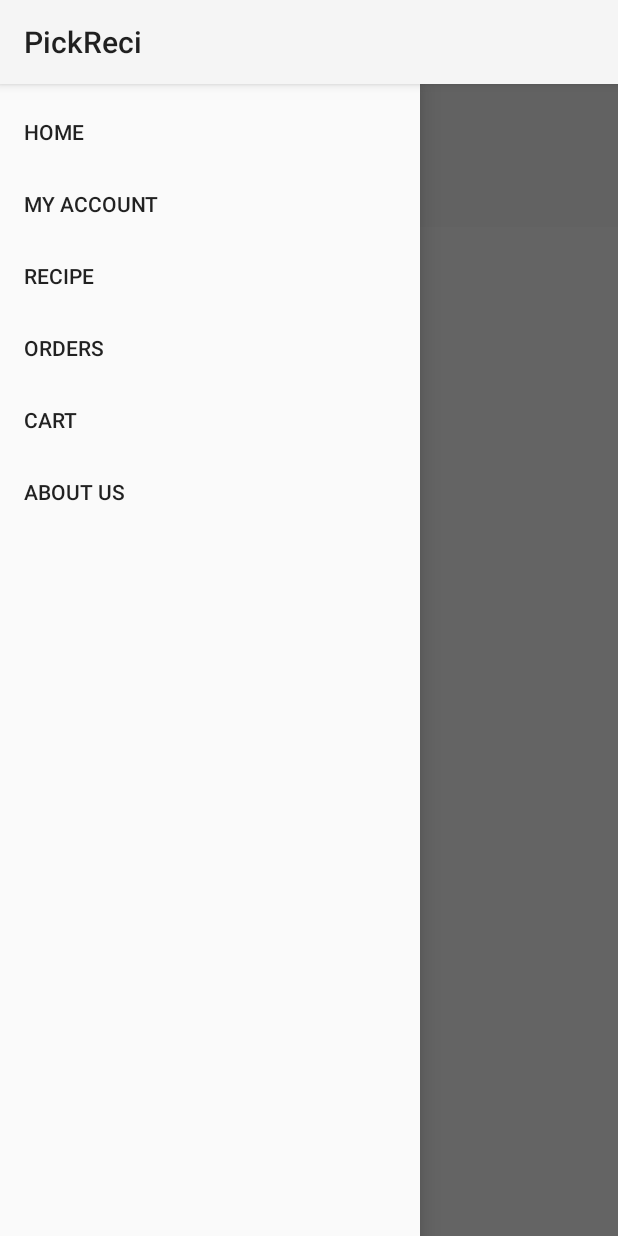
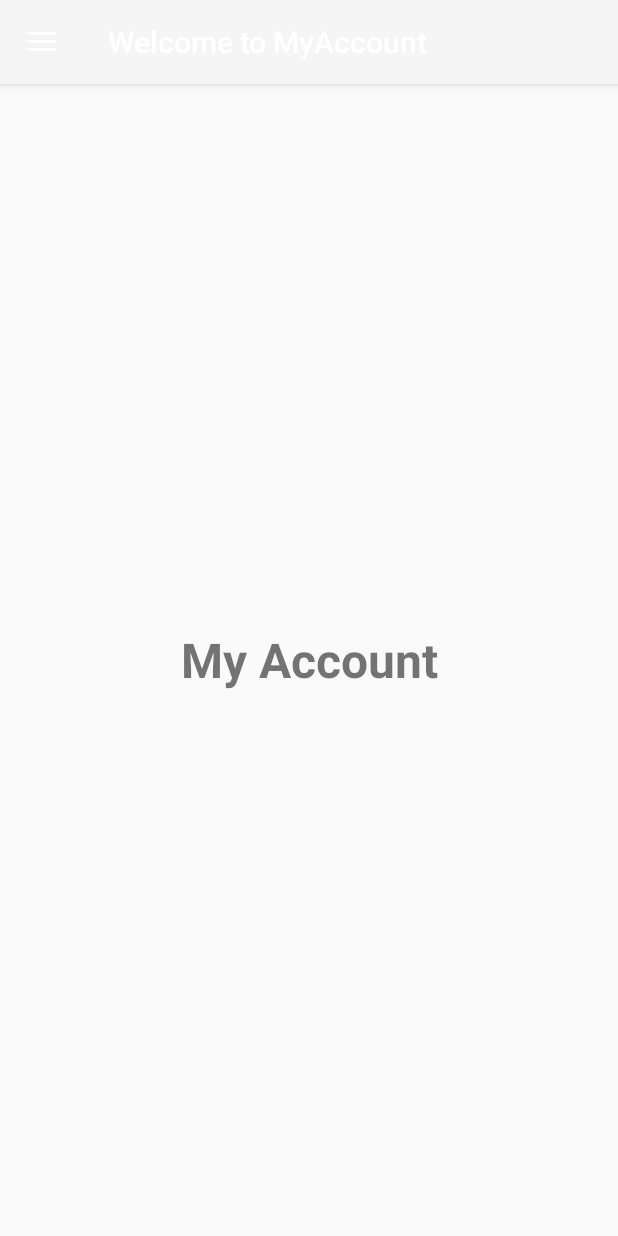
Before and after one commit to Manweol/PickReci, an Android app: the screen it shows after launch (MainActivity), in the side drawer, after a tap on "MY ACCOUNT", on a phone screen of 412 x 824 dp. Run offline under Robolectric (Android 15) with nearby library versions, the phone set to English and light mode, and no system bars; our stand-ins replace navigation-ui.

Commit message:
Navigation with Fragments

```diff
--- a/app/src/main/AndroidManifest.xml
+++ b/app/src/main/AndroidManifest.xml
@@ -8,7 +8,7 @@
         android:label="@string/app_name"
         android:roundIcon="@mipmap/ic_launcher_round"
         android:supportsRtl="true"
-        android:theme="@style/Theme.PickReci">
+        android:theme="@style/Theme.AppCompat.Light.NoActionBar">
         <activity android:name=".MainActivity">
             <intent-filter>
                 <action android:name="android.intent.action.MAIN" />
--- a/app/src/main/java/com/android/example/pickreci/MainActivity.kt
+++ b/app/src/main/java/com/android/example/pickreci/MainActivity.kt
@@ -2,32 +2,87 @@ package com.android.example.pickreci
 
 import androidx.appcompat.app.AppCompatActivity
 import android.os.Bundle
+import android.view.MenuItem
+import android.widget.Toast
+import androidx.appcompat.app.ActionBarDrawerToggle
 import androidx.appcompat.widget.Toolbar
+import androidx.core.view.GravityCompat
+import androidx.drawerlayout.widget.DrawerLayout
 import androidx.navigation.NavController
 import androidx.navigation.Navigation
+import androidx.navigation.findNavController
+import androidx.navigation.ui.AppBarConfiguration
 import androidx.navigation.ui.NavigationUI
+import androidx.navigation.ui.NavigationUI.setupWithNavController
+import androidx.navigation.ui.setupActionBarWithNavController
+import androidx.navigation.ui.setupWithNavController
 import com.google.android.material.navigation.NavigationView
 
-class MainActivity : AppCompatActivity() {
 
-    private lateinit var navController: NavController
+class MainActivity : AppCompatActivity(), NavigationView.OnNavigationItemSelectedListener {
+
+    lateinit var toolbar: Toolbar
+    lateinit var drawerLayout: DrawerLayout
     lateinit var navView: NavigationView
-    lateinit var toolbar: Toolbar
+
+    private lateinit var appBarConfiguration: AppBarConfiguration
 
     override fun onCreate(savedInstanceState: Bundle?) {
         super.onCreate(savedInstanceState)
         setContentView(R.layout.activity_main)
 
-
+        toolbar = findViewById(R.id.toolbar)
         setSupportActionBar(toolbar)
 
-        navController = Navigation.findNavController(this, R.id.fragment)
+        drawerLayout = findViewById(R.id.drawer_layout)
 
         navView = findViewById(R.id.nav_view)
-        NavigationUI.setupWithNavController(nav_view,navController)
-        NavigationUI.setupActionBarWithNavController(this,navController,drawer_layout)
+
+        val toggle = ActionBarDrawerToggle(
+            this, drawerLayout, toolbar, 0, 0)
+
+        drawerLayout.addDrawerListener(toggle)
+        toggle.syncState()
+
+        navView.setNavigationItemSelectedListener(this)
+
+
+        val drawerLayout: DrawerLayout = findViewById(R.id.drawer_layout)
+        val navView: NavigationView = findViewById(R.id.nav_view)
+        val navController = findNavController(R.id.nav_fragment)
+        // Passing each menu ID as a set of Ids because each
+        // menu should be considered as top level destinations.
+        appBarConfiguration = AppBarConfiguration(setOf(
+            R.id.nav_home, R.id.nav_myaccount,  R.id.nav_recipe, R.id.nav_orders, R.id.nav_cart, R.id.nav_aboutus), drawerLayout)
+        setupActionBarWithNavController(navController, appBarConfiguration)
+        navView.setupWithNavController(navController)
+
 
     }
 
+    override fun onNavigationItemSelected(item: MenuItem): Boolean {
+        when(item.itemId){
+            R.id.nav_home -> {
+                Toast.makeText(this, "Home Clicked", Toast.LENGTH_SHORT).show()
+            }
+            R.id.nav_myaccount -> {
+                Toast.makeText(this, "My Account Clicked", Toast.LENGTH_SHORT).show()
+            }
+            R.id.nav_recipe -> {
+                Toast.makeText(this, "Recipe Clicked", Toast.LENGTH_SHORT).show()
+            }
+            R.id.nav_orders -> {
+                Toast.makeText(this, "Orders Clicked", Toast.LENGTH_SHORT).show()
+            }
+            R.id.nav_cart -> {
+                Toast.makeText(this, "Cart Clicked", Toast.LENGTH_SHORT).show()
+            }
+            R.id.nav_aboutus -> {
+                Toast.makeText(this, "About Us Clicked", Toast.LENGTH_SHORT).show()
+            }
+        }
+        drawerLayout.closeDrawer(GravityCompat.START)
+        return true
+    }
 
 }
--- a/app/src/main/res/layout/activity_main.xml
+++ b/app/src/main/res/layout/activity_main.xml
@@ -6,30 +6,14 @@
     android:id="@+id/drawer_layout"
     android:layout_width="match_parent"
     android:layout_height="match_parent"
-    tools:context=".MainActivity">
+    android:fitsSystemWindows="true"
+    tools:openDrawer="start">
 
-<LinearLayout
-    android:layout_width="match_parent"
-    android:layout_height="match_parent"
-    android:orientation="vertical">
+    <include
+        layout="@layout/content_main"
+        android:layout_width="match_parent"
+        android:layout_height="match_parent" />
 
-    <androidx.appcompat.widget.Toolbar
-        android:id="@+id/toolbar"
-        android:layout_width="match_parent"
-        android:layout_height="95dp"
-        android:background="?attr/colorPrimary"
-        android:minHeight="?attr/actionBarSize"
-        android:theme="?attr/actionBarTheme" />
-
-    <fragment
-        android:id="@+id/fragment"
-        android:name="androidx.navigation.fragment.NavHostFragment"
-        android:layout_width="match_parent"
-        android:layout_height="match_parent"
-        app:defaultNavHost="true"
-        app:navGraph="@navigation/navigation_graph" />
-
-</LinearLayout>
     <com.google.android.material.navigation.NavigationView
         android:id="@+id/nav_view"
         android:layout_width="wrap_content"
@@ -37,5 +21,4 @@
         android:layout_gravity="start"
         android:fitsSystemWindows="true"
         app:menu="@menu/nav_menu"/>
-
 </androidx.drawerlayout.widget.DrawerLayout>
--- /dev/null
+++ b/app/src/main/res/layout/content_main.xml
@@ -0,0 +1,38 @@
+<?xml version="1.0" encoding="utf-8"?>
+<LinearLayout
+    xmlns:android="http://schemas.android.com/apk/res/android"
+    xmlns:app="http://schemas.android.com/apk/res-auto"
+    android:layout_width="match_parent"
+    android:layout_height="match_parent"
+    android:orientation="vertical">
+
+
+    <com.google.android.material.appbar.AppBarLayout
+        android:layout_width="match_parent"
+        android:layout_height="wrap_content"
+        android:theme="@style/ThemeOverlay.AppCompat.Dark.ActionBar">
+
+        <androidx.appcompat.widget.Toolbar
+            android:id="@+id/toolbar"
+            android:layout_width="match_parent"
+            android:layout_height="?attr/actionBarSize"
+            android:background="?attr/colorPrimary"
+            android:elevation="4dp"
+            android:theme="@style/ThemeOverlay.AppCompat.ActionBar"
+            app:popupTheme="@style/ThemeOverlay.AppCompat.Light"/>
+
+</com.google.android.material.appbar.AppBarLayout>
+    <FrameLayout
+        android:layout_width="match_parent"
+        android:layout_height="wrap_content"
+        android:id="@+id/fragment_container"/>
+
+        <fragment
+        android:id="@+id/nav_fragment"
+        android:name="androidx.navigation.fragment.NavHostFragment"
+        android:layout_width="match_parent"
+        android:layout_height="match_parent"
+        app:defaultNavHost="true"
+        app:navGraph="@navigation/navigation_graph" />
+
+</LinearLayout>
--- a/app/src/main/res/layout/fragment_my_account.xml
+++ b/app/src/main/res/layout/fragment_my_account.xml
@@ -12,6 +12,6 @@
         android:textStyle="bold"
         android:textSize="32sp"
         android:gravity="center_vertical|center_horizontal"
-        android:text="MyAccount" />
+        android:text="My Account" />
 
 </FrameLayout>
--- a/app/src/main/res/menu/nav_menu.xml
+++ b/app/src/main/res/menu/nav_menu.xml
@@ -1,5 +1,7 @@
 <?xml version="1.0" encoding="utf-8"?>
-<menu xmlns:android="http://schemas.android.com/apk/res/android">
+<menu xmlns:android="http://schemas.android.com/apk/res/android"
+    xmlns:tools="http://schemas.android.com/tools"
+    tools:showIn="nav_view">
     <item
             android:id="@+id/nav_home"
 
--- a/app/src/main/res/navigation/navigation_graph.xml
+++ b/app/src/main/res/navigation/navigation_graph.xml
@@ -3,34 +3,34 @@
     xmlns:app="http://schemas.android.com/apk/res-auto"
     xmlns:tools="http://schemas.android.com/tools"
     android:id="@+id/navigation_graph"
-    app:startDestination="@id/home">
+    app:startDestination="@id/nav_home">
     <fragment
-        android:id="@+id/home"
+        android:id="@+id/nav_home"
         android:name="com.android.example.pickreci.Home.Home"
         android:label="Welcome to Home"
         tools:layout="@layout/fragment_home" />
     <fragment
-        android:id="@+id/aboutUs"
+        android:id="@+id/nav_aboutus"
         android:name="com.android.example.pickreci.AboutUs.AboutUs"
         android:label="Welcome to AboutUs"
         tools:layout="@layout/fragment_about_us" />
     <fragment
-        android:id="@+id/myAccount"
+        android:id="@+id/nav_myaccount"
         android:name="com.android.example.pickreci.MyAccount.MyAccount"
         android:label="Welcome to MyAccount"
         tools:layout="@layout/fragment_my_account" />
     <fragment
-        android:id="@+id/cart"
+        android:id="@+id/nav_cart"
         android:name="com.android.example.pickreci.Cart.Cart"
         android:label="Welcome to Cart"
         tools:layout="@layout/fragment_cart" />
     <fragment
-        android:id="@+id/orders"
+        android:id="@+id/nav_orders"
         android:name="com.android.example.pickreci.Orders.Orders"
         android:label="Welcome to Orders"
         tools:layout="@layout/fragment_orders" />
     <fragment
-        android:id="@+id/recipe"
+        android:id="@+id/nav_recipe"
         android:name="com.android.example.pickreci.Recipe.Recipe"
         android:label="Welcome to Home"
         tools:layout="@layout/fragment_recipe" />
```
Also changed, not shown: app/src/main/res/layout/app_bar_main.xml (added, +27 -0 lines), app/src/main/res/values/strings.xml (+7 -2 lines).
